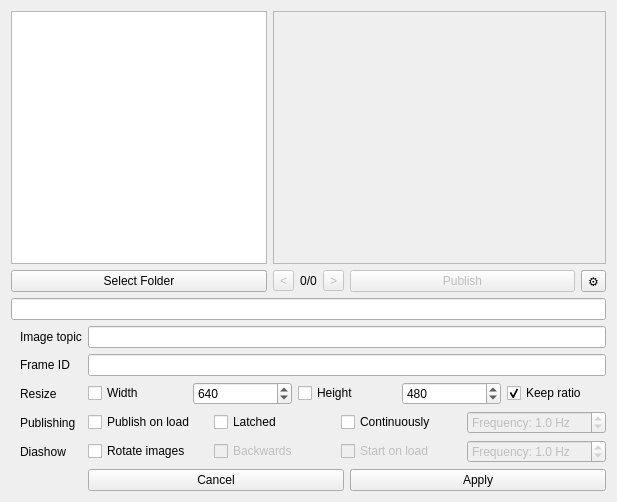
The window that src/rqt_image_publisher/rqt_image_publisher.ui (Eruvae/rqt_image_publisher) describes before a commit, drawn with Qt 5.
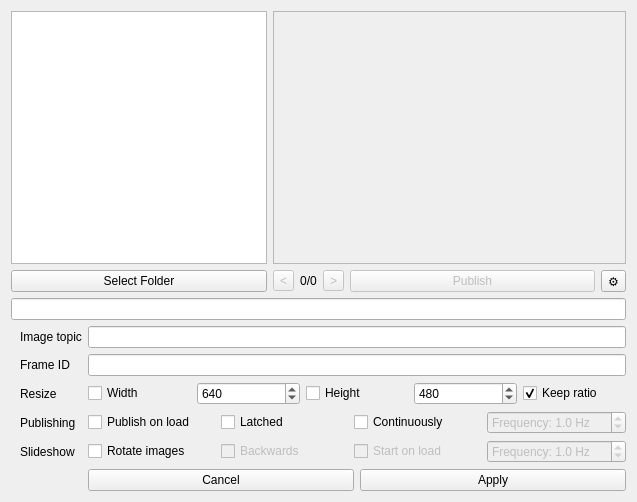
The same window after the commit.

Commit message: Renamed diashow to slideshow

```diff
--- a/src/rqt_image_publisher/rqt_image_publisher.ui
+++ b/src/rqt_image_publisher/rqt_image_publisher.ui
@@ -6,7 +6,7 @@
    <rect>
     <x>0</x>
     <y>0</y>
-    <width>617</width>
+    <width>637</width>
     <height>502</height>
    </rect>
   </property>
@@ -155,7 +155,7 @@
       <item row="4" column="0">
        <widget class="QLabel" name="diashowLabel">
         <property name="text">
-         <string>Diashow</string>
+         <string>Slideshow</string>
         </property>
        </widget>
       </item>
```
Left out of the diff: 6 changed lines with no effect on the pictures. The commit also changes 2 other files.
